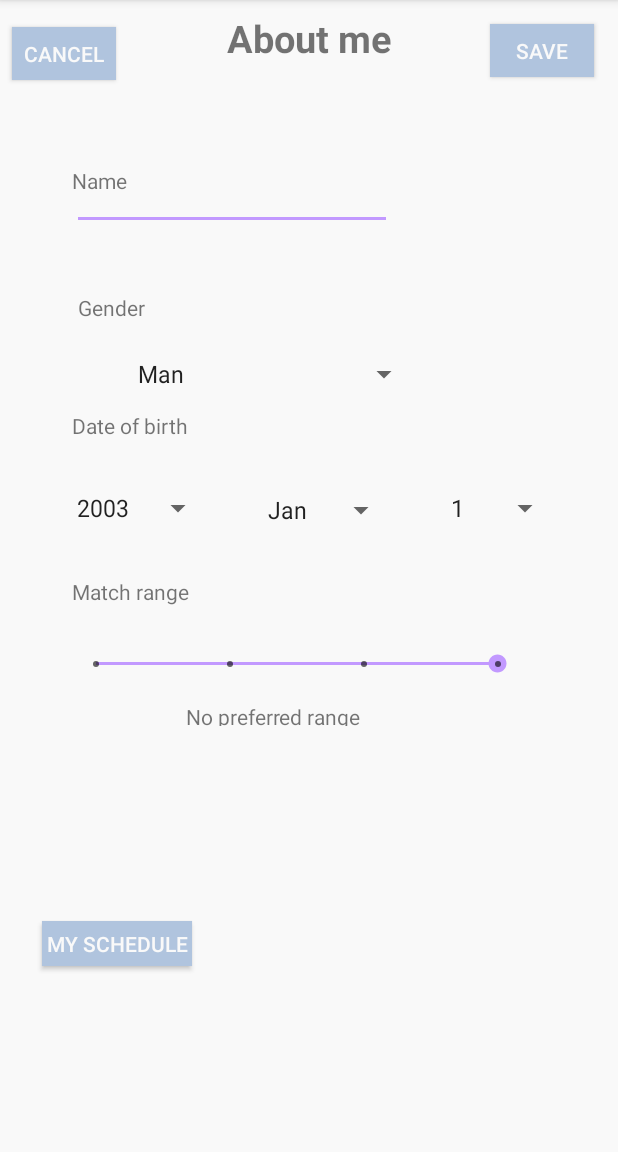
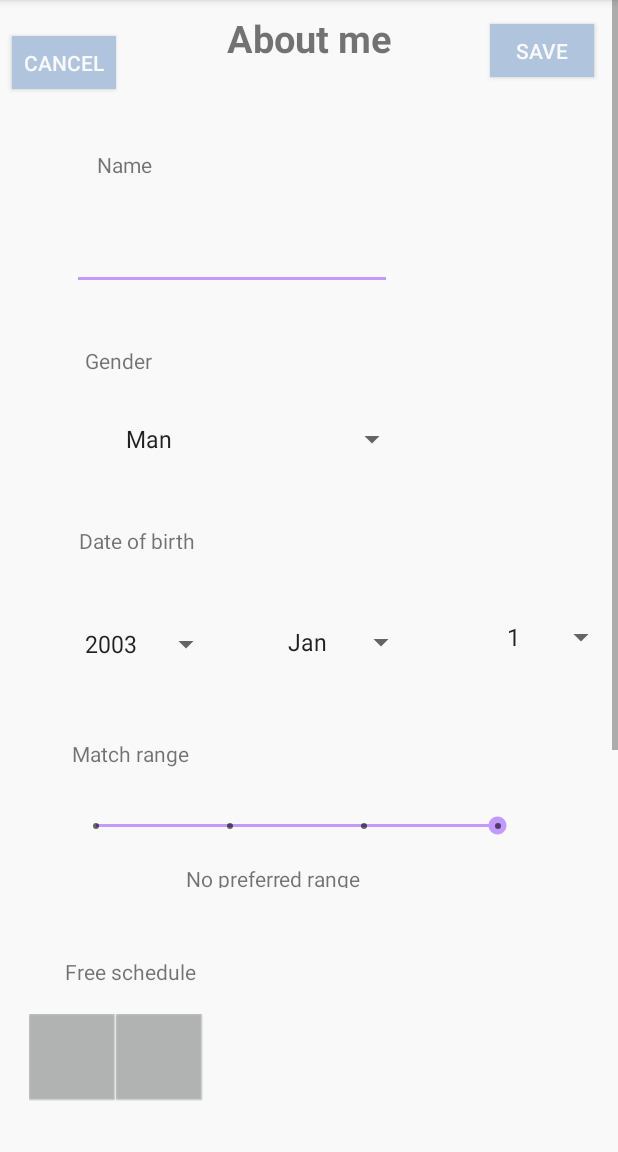
Before and after one commit to zero41120/Pet-Clump, an Android app: the UserInfoEditActivity screen opened directly, with no data from a screen before it, on a phone screen of 412 x 824 dp, the part 84-1236 px from its top. Run offline under Robolectric (Android 15) with nearby library versions, the phone set to English and light mode, and no system bars; our stand-ins replace Firebase (no records; nobody signed in at launch, a user with empty details on screens opened directly); libraries missing offline, so code that uses them is left out: com.facebook, com.facebook.login.

Commit message:
Adds schedule assets
I didnt touch any java code!!!!!!

```diff
--- a/android/app/src/main/res/layout/activity_user_info_edit.xml
+++ b/android/app/src/main/res/layout/activity_user_info_edit.xml
@@ -1,4 +1,8 @@
-
+<ScrollView xmlns:android="http://schemas.android.com/apk/res/android"
+    xmlns:app="http://schemas.android.com/apk/res-auto"
+    xmlns:tools="http://schemas.android.com/tools"
+    android:layout_width="match_parent"
+    android:layout_height="match_parent">
 <android.support.constraint.ConstraintLayout xmlns:android="http://schemas.android.com/apk/res/android"
     xmlns:app="http://schemas.android.com/apk/res-auto"
     xmlns:tools="http://schemas.android.com/tools"
@@ -16,10 +20,10 @@
         android:text="@string/Name"
         app:layout_constraintBottom_toBottomOf="parent"
         app:layout_constraintEnd_toEndOf="parent"
-        app:layout_constraintHorizontal_bias="0.022"
+        app:layout_constraintHorizontal_bias="0.071"
         app:layout_constraintStart_toEndOf="@id/guideline1"
         app:layout_constraintTop_toTopOf="parent"
-        app:layout_constraintVertical_bias="0.148" />
+        app:layout_constraintVertical_bias="0.086" />
 
     <TextView
         android:id="@+id/pet_specie_label"
@@ -29,15 +33,15 @@
         android:text="@string/Gender"
         app:layout_constraintBottom_toBottomOf="parent"
         app:layout_constraintEnd_toEndOf="parent"
-        app:layout_constraintHorizontal_bias="0.034"
+        app:layout_constraintHorizontal_bias="0.049"
         app:layout_constraintStart_toEndOf="@id/guideline1"
         app:layout_constraintTop_toBottomOf="@id/pet_name_label"
-        app:layout_constraintVertical_bias="0.106" />
+        app:layout_constraintVertical_bias="0.107" />
 
     <TextView
         android:id="@+id/pet_age"
         android:layout_width="wrap_content"
-        android:layout_height="wrap_content"
+        android:layout_height="15dp"
         android:layout_marginBottom="8dp"
 
         android:layout_marginLeft="20dp"
@@ -45,10 +49,10 @@
         android:text="@string/Date_of_birth"
         app:layout_constraintBottom_toTopOf="@+id/user_dob_month"
         app:layout_constraintEnd_toEndOf="parent"
-        app:layout_constraintHorizontal_bias="0.025"
+        app:layout_constraintHorizontal_bias="0.041"
         app:layout_constraintStart_toEndOf="@id/guideline1"
         app:layout_constraintTop_toBottomOf="@+id/pet_specie"
-        app:layout_constraintVertical_bias="0.166" />
+        app:layout_constraintVertical_bias="0.481" />
 
     <TextView
         android:id="@+id/pet_bio_label"
@@ -63,21 +67,6 @@
         app:layout_constraintStart_toEndOf="@id/guideline1"
         app:layout_constraintTop_toBottomOf="@+id/user_dob_day"
         app:layout_constraintVertical_bias="0.067" />
-
-    <Button
-        android:id="@+id/button_schedule"
-        android:layout_width="100dp"
-        android:layout_height="30dp"
-        android:layout_marginBottom="124dp"
-        android:layout_marginLeft="8dp"
-        android:layout_marginStart="8dp"
-        android:background="@color/grey"
-        android:text="@string/My_schedule"
-        android:textColor="@color/white"
-        app:layout_constraintBottom_toBottomOf="parent"
-        app:layout_constraintEnd_toEndOf="parent"
-        app:layout_constraintHorizontal_bias="0.066"
-        app:layout_constraintStart_toStartOf="parent" />
 
 
     <RadioGroup
@@ -119,26 +108,26 @@
         android:layout_width="wrap_content"
         android:layout_height="wrap_content"
         android:layout_marginBottom="8dp"
-        android:layout_marginLeft="28dp"
-        android:layout_marginStart="28dp"
+        android:layout_marginLeft="36dp"
+        android:layout_marginStart="36dp"
         android:layout_marginTop="8dp"
         app:layout_constraintBottom_toBottomOf="parent"
         app:layout_constraintStart_toEndOf="@+id/user_dob_year"
         app:layout_constraintTop_toTopOf="parent"
-        app:layout_constraintVertical_bias="0.44" />
+        app:layout_constraintVertical_bias="0.358" />
 
     <Spinner
         android:id="@+id/user_dob_day"
         android:layout_width="wrap_content"
         android:layout_height="wrap_content"
         android:layout_marginBottom="8dp"
-        android:layout_marginLeft="28dp"
-        android:layout_marginStart="28dp"
+        android:layout_marginLeft="52dp"
+        android:layout_marginStart="52dp"
         android:layout_marginTop="8dp"
         app:layout_constraintBottom_toBottomOf="parent"
         app:layout_constraintStart_toEndOf="@id/user_dob_month"
         app:layout_constraintTop_toTopOf="parent"
-        app:layout_constraintVertical_bias="0.438" />
+        app:layout_constraintVertical_bias="0.355" />
 
     <Spinner
         android:id="@+id/user_dob_year"
@@ -150,10 +139,10 @@
         android:layout_marginTop="8dp"
         app:layout_constraintBottom_toBottomOf="parent"
         app:layout_constraintEnd_toEndOf="parent"
-        app:layout_constraintHorizontal_bias="0.08"
+        app:layout_constraintHorizontal_bias="0.098"
         app:layout_constraintStart_toEndOf="@id/guideline1"
         app:layout_constraintTop_toTopOf="parent"
-        app:layout_constraintVertical_bias="0.438" />
+        app:layout_constraintVertical_bias="0.359" />
 
 
 
@@ -181,13 +170,13 @@
         android:layout_width="wrap_content"
         android:layout_height="23dp"
         android:layout_marginBottom="8dp"
-        android:layout_marginLeft="84dp"
-        android:layout_marginStart="84dp"
+        android:layout_marginLeft="76dp"
+        android:layout_marginStart="76dp"
         android:layout_marginTop="8dp"
         app:layout_constraintBottom_toBottomOf="parent"
         app:layout_constraintStart_toStartOf="parent"
         app:layout_constraintTop_toTopOf="parent"
-        app:layout_constraintVertical_bias="0.315" />
+        app:layout_constraintVertical_bias="0.239" />
 
     <TextView
         android:id="@+id/user_match_value"
@@ -203,19 +192,6 @@
         app:layout_constraintEnd_toEndOf="parent"
         app:layout_constraintStart_toStartOf="@id/guideline1"
         app:layout_constraintTop_toBottomOf="@+id/user_match_value_seekbar" />
-
-    <ViewSwitcher xmlns:android="http://schemas.android.com/apk/res/android"
-        android:id="@+id/user_name_switcher"
-        android:layout_width="153dp"
-        android:layout_height="wrap_content"
-        app:layout_constraintBottom_toBottomOf="parent"
-        app:layout_constraintEnd_toEndOf="parent"
-        app:layout_constraintHorizontal_bias="0.0"
-        app:layout_constraintStart_toStartOf="@id/pet_name_label"
-        app:layout_constraintTop_toBottomOf="@id/pet_name_label"
-        app:layout_constraintVertical_bias="0.044">
-
-    </ViewSwitcher>
 
     <Button
         android:id="@+id/save_button"
@@ -271,20 +247,23 @@
         android:layout_marginLeft="8dp"
         android:layout_marginRight="8dp"
         android:layout_marginStart="8dp"
-        android:layout_marginTop="108dp"
+        android:layout_marginTop="148dp"
         android:ems="10"
+        android:inputType="textPersonName"
         android:maxLength="20"
-        android:inputType="textPersonName"
         app:layout_constraintEnd_toEndOf="parent"
         app:layout_constraintHorizontal_bias="0.219"
         app:layout_constraintStart_toStartOf="parent"
         app:layout_constraintTop_toTopOf="parent" />
 
     <TableLayout
+        android:id="@+id/tableLayout"
         android:layout_width="373dp"
-        android:layout_height="300dp"
-        tools:layout_editor_absoluteX="16dp"
-        tools:layout_editor_absoluteY="521dp">
+        android:layout_height="504dp"
+        android:layout_marginTop="84dp"
+        app:layout_constraintEnd_toEndOf="parent"
+        app:layout_constraintStart_toStartOf="parent"
+        app:layout_constraintTop_toBottomOf="@id/user_match_value">
 
         <TableRow
             android:layout_width="match_parent"
@@ -296,14 +275,46 @@
 
         <TableRow
             android:layout_width="match_parent"
-            android:layout_height="match_parent" />
+            android:layout_height="match_parent">
+            <ImageView
+            android:id="@+id/imageView1"
+            android:layout_width="wrap_content"
+            android:layout_height="wrap_content"
+            app:srcCompat="@drawable/schedule_gray"
+            tools:layout_editor_absoluteX="81dp"
+            tools:layout_editor_absoluteY="779dp" />
+            <ImageView
+                android:id="@+id/imageView1"
+                android:layout_width="wrap_content"
+                android:layout_height="wrap_content"
+                app:srcCompat="@drawable/schedule_gray"
+                tools:layout_editor_absoluteX="81dp"
+                tools:layout_editor_absoluteY="779dp" /></TableRow>
+
 
         <TableRow
             android:layout_width="match_parent"
             android:layout_height="match_parent" />
     </TableLayout>
 
-
+    <TextView
+        android:id="@+id/free_schedule_label"
+        android:layout_width="wrap_content"
+        android:layout_height="wrap_content"
+        android:layout_marginEnd="309dp"
+        android:layout_marginLeft="43dp"
+        android:layout_marginRight="309dp"
+        android:layout_marginStart="43dp"
+        android:layout_marginTop="13dp"
+        android:text="@string/Free_schedule"
+        app:layout_constraintBottom_toTopOf="@+id/tableLayout"
+        app:layout_constraintEnd_toEndOf="parent"
+        app:layout_constraintHorizontal_bias="0.0"
+        app:layout_constraintStart_toStartOf="parent"
+        app:layout_constraintTop_toBottomOf="@+id/user_match_value"
+        app:layout_constraintVertical_bias="0.635" />
 
 
 </android.support.constraint.ConstraintLayout>
+
+</ScrollView>
--- a/android/app/src/main/res/values/strings.xml
+++ b/android/app/src/main/res/values/strings.xml
@@ -87,4 +87,5 @@
     <string name="Quiz">Quiz</string>
     <string name="Return">Return</string>
     <string name="About_my_pet">About my pet</string>
+    <string name="Free_schedule">Free schedule</string>
 </resources>
```
Also changed, not shown: android/app/src/main/res/drawable/schedule_gray.png (added), android/app/src/main/res/drawable/schedule_green.png (added), 1 other file.
